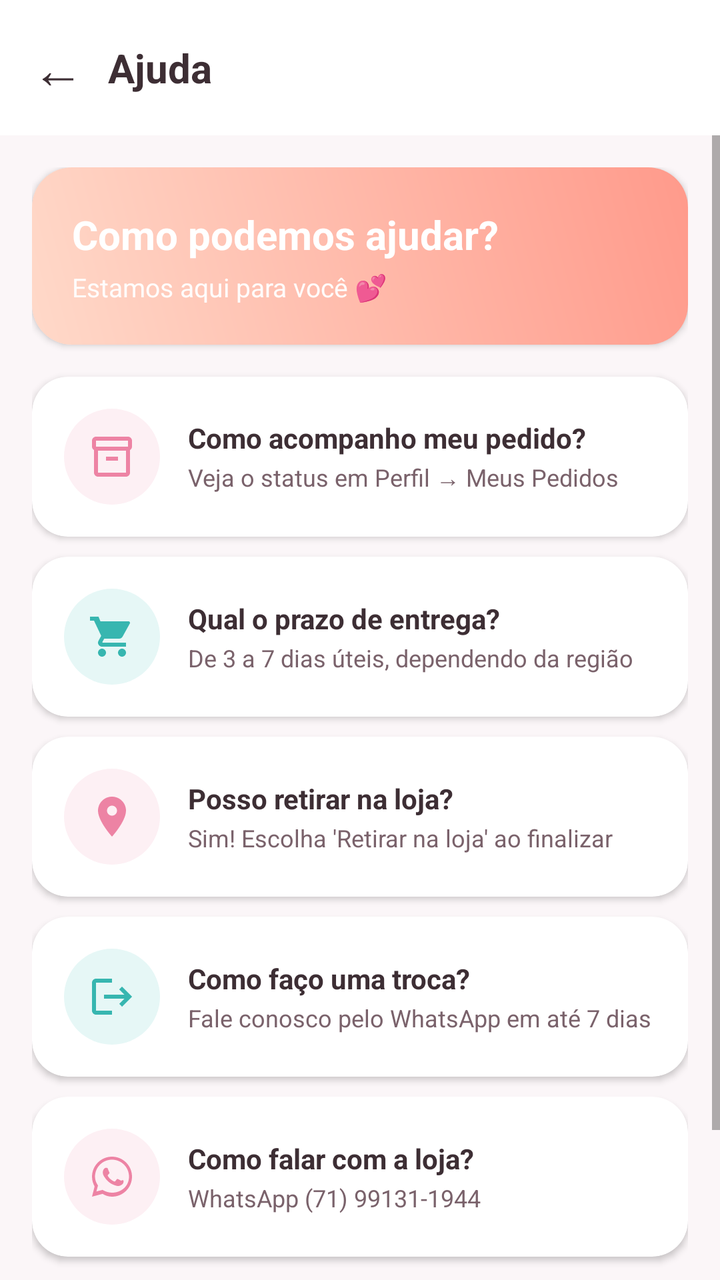
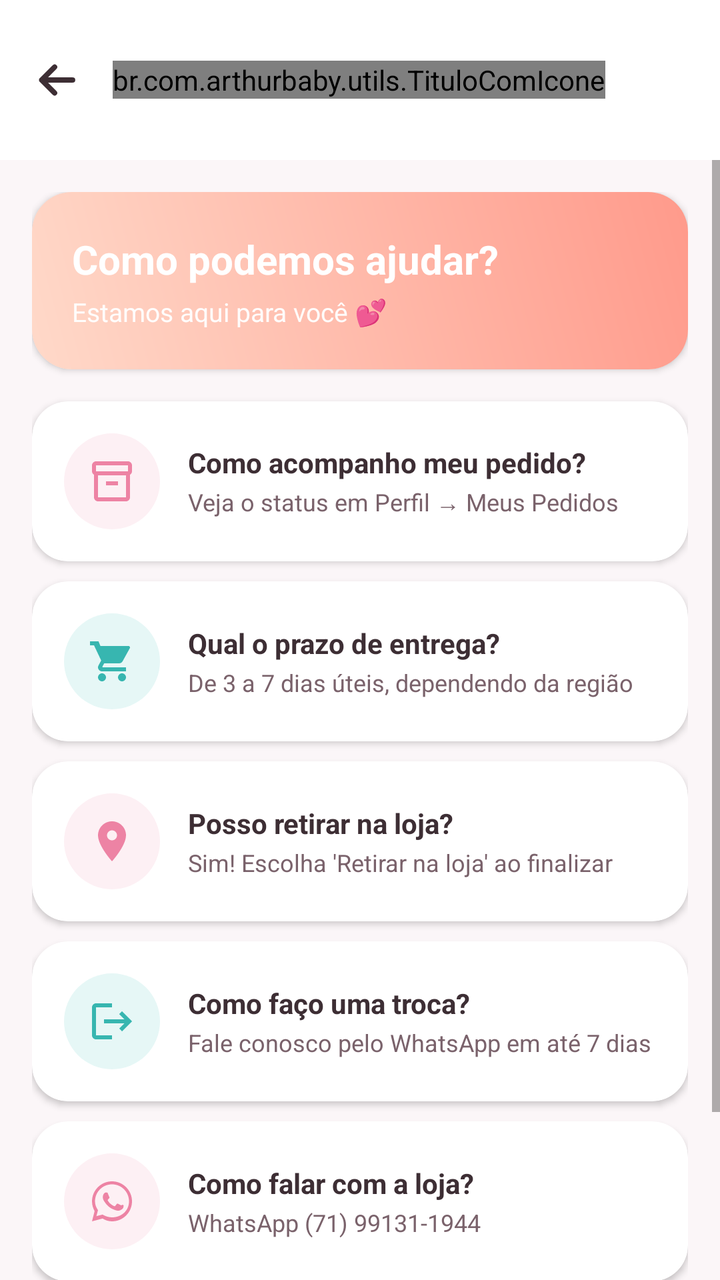

Before-and-after screenshots of an Android layout around one commit, followed by the original layout XML and the change that was made.
<!-- AndroidManifest.xml: application theme Theme.ArthurBaby -->
<!-- res/layout/fragment_ajuda.xml -->
<?xml version="1.0" encoding="utf-8"?>
<LinearLayout xmlns:android="http://schemas.android.com/apk/res/android"
    xmlns:app="http://schemas.android.com/apk/res-auto"
    android:layout_width="match_parent"
    android:layout_height="match_parent"
    android:orientation="vertical"
    android:background="@color/fundo_claro">

    
    <LinearLayout
        android:layout_width="match_parent"
        android:layout_height="wrap_content"
        android:orientation="horizontal"
        android:gravity="center_vertical"
        android:padding="16dp"
        android:background="@color/branco">

        <TextView
            android:id="@+id/btnVoltar"
            android:layout_width="wrap_content"
            android:layout_height="wrap_content"
            android:text="←"
            android:textSize="26sp"
            android:textColor="@color/texto_primario"
            android:paddingEnd="12dp" />

        <TextView
            android:layout_width="0dp"
            android:layout_height="wrap_content"
            android:layout_weight="1"
            android:text="Ajuda"
            android:textSize="20sp"
            android:textStyle="bold"
            android:textColor="@color/texto_primario" />
    </LinearLayout>

    <ScrollView
        android:layout_width="match_parent"
        android:layout_height="match_parent"
        android:fillViewport="true">

        <LinearLayout
            android:layout_width="match_parent"
            android:layout_height="wrap_content"
            android:orientation="vertical"
            android:padding="16dp">

            
            <androidx.cardview.widget.CardView
                android:layout_width="match_parent"
                android:layout_height="wrap_content"
                android:layout_marginBottom="16dp"
                app:cardCornerRadius="20dp"
                app:cardElevation="2dp">

                <LinearLayout
                    android:layout_width="match_parent"
                    android:layout_height="wrap_content"
                    android:orientation="vertical"
                    android:padding="20dp"
                    android:background="@drawable/bg_gradiente_pessego">

                    <TextView
                        android:layout_width="wrap_content"
                        android:layout_height="wrap_content"
                        android:text="Como podemos ajudar?"
                        android:textColor="@color/branco"
                        android:textSize="20sp"
                        android:textStyle="bold" />

                    <TextView
                        android:layout_width="wrap_content"
                        android:layout_height="wrap_content"
                        android:text="Estamos aqui para você 💕"
                        android:textColor="@color/branco"
                        android:textSize="13sp"
                        android:alpha="0.95"
                        android:layout_marginTop="4dp" />
                </LinearLayout>
            </androidx.cardview.widget.CardView>

            
            <androidx.cardview.widget.CardView
                android:layout_width="match_parent"
                android:layout_height="wrap_content"
                android:layout_marginBottom="10dp"
                app:cardCornerRadius="18dp"
                app:cardElevation="2dp"
                app:cardBackgroundColor="@color/branco">

                <LinearLayout
                    android:layout_width="match_parent"
                    android:layout_height="wrap_content"
                    android:orientation="horizontal"
                    android:gravity="center_vertical"
                    android:padding="16dp">

                    <FrameLayout
                        android:layout_width="48dp"
                        android:layout_height="48dp"
                        android:background="@drawable/bg_circulo_categoria_suave">

                        <ImageView
                            android:layout_width="24dp"
                            android:layout_height="24dp"
                            android:layout_gravity="center"
                            android:src="@drawable/ic_pedidos"
                            app:tint="@color/rosa_arthur"
                            android:contentDescription="Pedidos" />
                    </FrameLayout>

                    <LinearLayout
                        android:layout_width="0dp"
                        android:layout_height="wrap_content"
                        android:layout_weight="1"
                        android:orientation="vertical"
                        android:layout_marginStart="14dp">

                        <TextView
                            android:layout_width="wrap_content"
                            android:layout_height="wrap_content"
                            android:text="Como acompanho meu pedido?"
                            android:textColor="@color/texto_primario"
                            android:textStyle="bold"
                            android:textSize="14sp" />

                        <TextView
                            android:layout_width="wrap_content"
                            android:layout_height="wrap_content"
                            android:text="Veja o status em Perfil → Meus Pedidos"
                            android:textColor="@color/cinza_medio"
                            android:textSize="12sp"
                            android:layout_marginTop="2dp" />
                    </LinearLayout>
                </LinearLayout>
            </androidx.cardview.widget.CardView>

            
            <androidx.cardview.widget.CardView
                android:layout_width="match_parent"
                android:layout_height="wrap_content"
                android:layout_marginBottom="10dp"
                app:cardCornerRadius="18dp"
                app:cardElevation="2dp"
                app:cardBackgroundColor="@color/branco">

                <LinearLayout
                    android:layout_width="match_parent"
                    android:layout_height="wrap_content"
                    android:orientation="horizontal"
                    android:gravity="center_vertical"
                    android:padding="16dp">

                    <FrameLayout
                        android:layout_width="48dp"
                        android:layout_height="48dp"
                        android:background="@drawable/bg_circulo_verde_suave">

                        <ImageView
                            android:layout_width="24dp"
                            android:layout_height="24dp"
                            android:layout_gravity="center"
                            android:src="@drawable/ic_carrinho"
                            app:tint="@color/verde_arthur"
                            android:contentDescription="Entrega" />
                    </FrameLayout>

                    <LinearLayout
                        android:layout_width="0dp"
                        android:layout_height="wrap_content"
                        android:layout_weight="1"
                        android:orientation="vertical"
                        android:layout_marginStart="14dp">

                        <TextView
                            android:layout_width="wrap_content"
                            android:layout_height="wrap_content"
                            android:text="Qual o prazo de entrega?"
                            android:textColor="@color/texto_primario"
                            android:textStyle="bold"
                            android:textSize="14sp" />

                        <TextView
                            android:layout_width="wrap_content"
                            android:layout_height="wrap_content"
                            android:text="De 3 a 7 dias úteis, dependendo da região"
                            android:textColor="@color/cinza_medio"
                            android:textSize="12sp"
                            android:layout_marginTop="2dp" />
                    </LinearLayout>
                </LinearLayout>
            </androidx.cardview.widget.CardView>

            
            <androidx.cardview.widget.CardView
                android:layout_width="match_parent"
                android:layout_height="wrap_content"
                android:layout_marginBottom="10dp"
                app:cardCornerRadius="18dp"
                app:cardElevation="2dp"
                app:cardBackgroundColor="@color/branco">

                <LinearLayout
                    android:layout_width="match_parent"
                    android:layout_height="wrap_content"
                    android:orientation="horizontal"
                    android:gravity="center_vertical"
                    android:padding="16dp">

                    <FrameLayout
                        android:layout_width="48dp"
                        android:layout_height="48dp"
                        android:background="@drawable/bg_circulo_categoria_suave">

                        <ImageView
                            android:layout_width="24dp"
                            android:layout_height="24dp"
                            android:layout_gravity="center"
                            android:src="@drawable/ic_localizacao"
                            app:tint="@color/rosa_arthur"
                            android:contentDescription="Retirada" />
                    </FrameLayout>

                    <LinearLayout
                        android:layout_width="0dp"
                        android:layout_height="wrap_content"
                        android:layout_weight="1"
                        android:orientation="vertical"
                        android:layout_marginStart="14dp">

                        <TextView
                            android:layout_width="wrap_content"
                            android:layout_height="wrap_content"
                            android:text="Posso retirar na loja?"
                            android:textColor="@color/texto_primario"
                            android:textStyle="bold"
                            android:textSize="14sp" />

                        <TextView
                            android:layout_width="wrap_content"
                            android:layout_height="wrap_content"
                            android:text="Sim! Escolha 'Retirar na loja' ao finalizar"
                            android:textColor="@color/cinza_medio"
                            android:textSize="12sp"
                            android:layout_marginTop="2dp" />
                    </LinearLayout>
                </LinearLayout>
            </androidx.cardview.widget.CardView>

            
            <androidx.cardview.widget.CardView
                android:layout_width="match_parent"
                android:layout_height="wrap_content"
                android:layout_marginBottom="10dp"
                app:cardCornerRadius="18dp"
                app:cardElevation="2dp"
                app:cardBackgroundColor="@color/branco">

                <LinearLayout
                    android:layout_width="match_parent"
                    android:layout_height="wrap_content"
                    android:orientation="horizontal"
                    android:gravity="center_vertical"
                    android:padding="16dp">

                    <FrameLayout
                        android:layout_width="48dp"
                        android:layout_height="48dp"
                        android:background="@drawable/bg_circulo_verde_suave">

                        <ImageView
                            android:layout_width="24dp"
                            android:layout_height="24dp"
                            android:layout_gravity="center"
                            android:src="@drawable/ic_sair"
                            app:tint="@color/verde_arthur"
                            android:contentDescription="Troca" />
                    </FrameLayout>

                    <LinearLayout
                        android:layout_width="0dp"
                        android:layout_height="wrap_content"
                        android:layout_weight="1"
                        android:orientation="vertical"
                        android:layout_marginStart="14dp">

                        <TextView
                            android:layout_width="wrap_content"
                            android:layout_height="wrap_content"
                            android:text="Como faço uma troca?"
                            android:textColor="@color/texto_primario"
                            android:textStyle="bold"
                            android:textSize="14sp" />

                        <TextView
                            android:layout_width="wrap_content"
                            android:layout_height="wrap_content"
                            android:text="Fale conosco pelo WhatsApp em até 7 dias"
                            android:textColor="@color/cinza_medio"
                            android:textSize="12sp"
                            android:layout_marginTop="2dp" />
                    </LinearLayout>
                </LinearLayout>
            </androidx.cardview.widget.CardView>

            
            <androidx.cardview.widget.CardView
                android:layout_width="match_parent"
                android:layout_height="wrap_content"
                android:layout_marginBottom="10dp"
                app:cardCornerRadius="18dp"
                app:cardElevation="2dp"
                app:cardBackgroundColor="@color/branco">

                <LinearLayout
                    android:layout_width="match_parent"
                    android:layout_height="wrap_content"
                    android:orientation="horizontal"
                    android:gravity="center_vertical"
                    android:padding="16dp">

                    <FrameLayout
                        android:layout_width="48dp"
                        android:layout_height="48dp"
                        android:background="@drawable/bg_circulo_categoria_suave">

                        <ImageView
                            android:layout_width="24dp"
                            android:layout_height="24dp"
                            android:layout_gravity="center"
                            android:src="@drawable/ic_whatsapp"
                            app:tint="@color/rosa_arthur"
                            android:contentDescription="Falar com loja" />
                    </FrameLayout>

                    <LinearLayout
                        android:layout_width="0dp"
                        android:layout_height="wrap_content"
                        android:layout_weight="1"
                        android:orientation="vertical"
                        android:layout_marginStart="14dp">

                        <TextView
                            android:layout_width="wrap_content"
                            android:layout_height="wrap_content"
                            android:text="Como falar com a loja?"
                            android:textColor="@color/texto_primario"
                            android:textStyle="bold"
                            android:textSize="14sp" />

                        <TextView
                            android:layout_width="wrap_content"
                            android:layout_height="wrap_content"
                            android:text="WhatsApp (71) 99131-1944"
                            android:textColor="@color/cinza_medio"
                            android:textSize="12sp"
                            android:layout_marginTop="2dp" />
                    </LinearLayout>
                </LinearLayout>
            </androidx.cardview.widget.CardView>

            
            <com.google.android.material.button.MaterialButton
                android:id="@+id/btnFalarWhats"
                android:layout_width="match_parent"
                android:layout_height="56dp"
                android:layout_marginTop="16dp"
                android:text="FALAR NO WHATSAPP"
                android:backgroundTint="@color/rosa_arthur"
                android:textColor="@color/branco"
                android:textStyle="bold"
                app:cornerRadius="28dp"
                app:icon="@drawable/ic_whatsapp"
                app:iconTint="@color/branco"
                app:iconGravity="textStart" />

        </LinearLayout>
    </ScrollView>
</LinearLayout>
<!-- resources referenced by this layout -->
<resources>
  <color name="branco">#FFFFFF</color>
  <color name="cinza_medio">#7A626B</color>
  <color name="fundo_claro">#FBF6F8</color>
  <color name="rosa_arthur">#ED83A4</color>
  <color name="texto_primario">#3D2E34</color>
  <color name="verde_arthur">#37B6B0</color>
  <!-- drawable bg_circulo_categoria_suave (drawable) -->
  <?xml version="1.0" encoding="utf-8"?>
  <shape xmlns:android="http://schemas.android.com/apk/res/android"
      android:shape="oval">
      <solid android:color="@color/rosa_suave" />
  </shape>
  <!-- drawable bg_circulo_verde_suave (drawable) -->
  <?xml version="1.0" encoding="utf-8"?>
  <shape xmlns:android="http://schemas.android.com/apk/res/android"
      android:shape="oval">
      <solid android:color="#E6F7F6" />
  </shape>
  <!-- drawable bg_gradiente_pessego (drawable) -->
  <?xml version="1.0" encoding="utf-8"?>
  <shape xmlns:android="http://schemas.android.com/apk/res/android"
      android:shape="rectangle">
      <gradient
          android:startColor="@color/pessego"
          android:endColor="@color/coral"
          android:angle="45"
          android:type="linear" />
      <corners android:radius="16dp" />
  </shape>
  <!-- drawable ic_sair (drawable) -->
  <vector xmlns:android="http://schemas.android.com/apk/res/android"
      android:width="24dp"
      android:height="24dp"
      android:viewportWidth="24"
      android:viewportHeight="24">
      <path
          android:fillColor="#FF000000"
          android:pathData="M17,7l-1.41,1.41L18.17,11H8v2h10.17l-2.58,2.58L17,17l5,-5zM4,5h8V3H4c-1.1,0 -2,0.9 -2,2v14c0,1.1 0.9,2 2,2h8v-2H4V5z"/>
  </vector>
  <color name="rosa_suave">#FDF0F4</color>
  <color name="pessego">#FFD9C9</color>
  <color name="coral">#FF9A8B</color>
  <color name="verde_escuro">#2A8F8A</color>
  <color name="rosa_escuro">#D56586</color>
  <!-- unchanged entries left out for length: 5 -->
</resources>

<!-- the commit's change to res/layout/fragment_ajuda.xml (unified diff, before → after) -->
@@ -15,23 +15,28 @@
         android:padding="16dp"
         android:background="@color/branco">
 
-        <TextView
+        <ImageButton
             android:id="@+id/btnVoltar"
+            style="@style/BotaoVoltar"
+            app:tint="@color/texto_primario" />
+
+        <br.com.arthurbaby.utils.TituloComIcone
             android:layout_width="wrap_content"
             android:layout_height="wrap_content"
-            android:text="←"
-            android:textSize="26sp"
-            android:textColor="@color/texto_primario"
-            android:paddingEnd="12dp" />
-
-        <TextView
-            android:layout_width="0dp"
-            android:layout_height="wrap_content"
-            android:layout_weight="1"
             android:text="Ajuda"
             android:textSize="20sp"
             android:textStyle="bold"
-            android:textColor="@color/texto_primario" />
+            android:textColor="@color/texto_primario"
+            app:iconeTitulo="@drawable/ic_ajuda" />
+
+
+        <Space
+
+            android:layout_width="0dp"
+
+            android:layout_height="1dp"
+
+            android:layout_weight="1" />
     </LinearLayout>
 
     <ScrollView
<!-- resource entries referenced after the edit -->
@@ -29,6 +29,16 @@
           android:type="linear" />
       <corners android:radius="16dp" />
   </shape>
+  <!-- drawable ic_ajuda (drawable) -->
+  <vector xmlns:android="http://schemas.android.com/apk/res/android"
+      android:width="24dp"
+      android:height="24dp"
+      android:viewportWidth="24"
+      android:viewportHeight="24">
+      <path
+          android:fillColor="#FF000000"
+          android:pathData="M12,2C6.48,2 2,6.48 2,12s4.48,10 10,10 10,-4.48 10,-10S17.52,2 12,2zM13,19h-2v-2h2v2zM15.07,11.25l-0.9,0.92C13.45,12.9 13,13.5 13,15h-2v-0.5c0,-1.1 0.45,-2.1 1.17,-2.83l1.24,-1.26c0.37,-0.36 0.59,-0.86 0.59,-1.41 0,-1.1 -0.9,-2 -2,-2s-2,0.9 -2,2H8c0,-2.21 1.79,-4 4,-4s4,1.79 4,4c0,0.88 -0.36,1.68 -0.93,2.25z"/>
+  </vector>
   <!-- drawable ic_sair (drawable) -->
   <vector xmlns:android="http://schemas.android.com/apk/res/android"
       android:width="24dp"
@@ -39,9 +49,36 @@
           android:fillColor="#FF000000"
           android:pathData="M17,7l-1.41,1.41L18.17,11H8v2h10.17l-2.58,2.58L17,17l5,-5zM4,5h8V3H4c-1.1,0 -2,0.9 -2,2v14c0,1.1 0.9,2 2,2h8v-2H4V5z"/>
   </vector>
+  <style name="BotaoVoltar">
+          <item name="android:layout_width">48dp</item>
+          <item name="android:layout_height">48dp</item>
+          <item name="android:layout_marginStart">-12dp</item>
+          <item name="android:layout_marginEnd">4dp</item>
+          <item name="android:padding">12dp</item>
+          <item name="android:scaleType">fitCenter</item>
+          <item name="android:src">@drawable/ic_voltar</item>
+          <item name="tint">@color/texto_primario</item>
+          <item name="android:background">?attr/selectableItemBackgroundBorderless</item>
+          <item name="android:contentDescription">Voltar</item>
+          <item name="android:tooltipText">Voltar</item>
+      </style>
   <color name="rosa_suave">#FDF0F4</color>
   <color name="pessego">#FFD9C9</color>
   <color name="coral">#FF9A8B</color>
+  <!-- drawable ic_voltar (drawable) -->
+  <?xml version="1.0" encoding="utf-8"?>
+  <vector xmlns:android="http://schemas.android.com/apk/res/android"
+      android:width="24dp"
+      android:height="24dp"
+      android:viewportWidth="24"
+      android:viewportHeight="24">
+      <path
+          android:pathData="M20,12H4.5M11,5.5L4.5,12L11,18.5"
+          android:strokeColor="#FF000000"
+          android:strokeWidth="2.6"
+          android:strokeLineCap="round"
+          android:strokeLineJoin="round" />
+  </vector>
   <color name="verde_escuro">#2A8F8A</color>
   <color name="rosa_escuro">#D56586</color>
   <!-- unchanged entries left out for length: 5 -->
